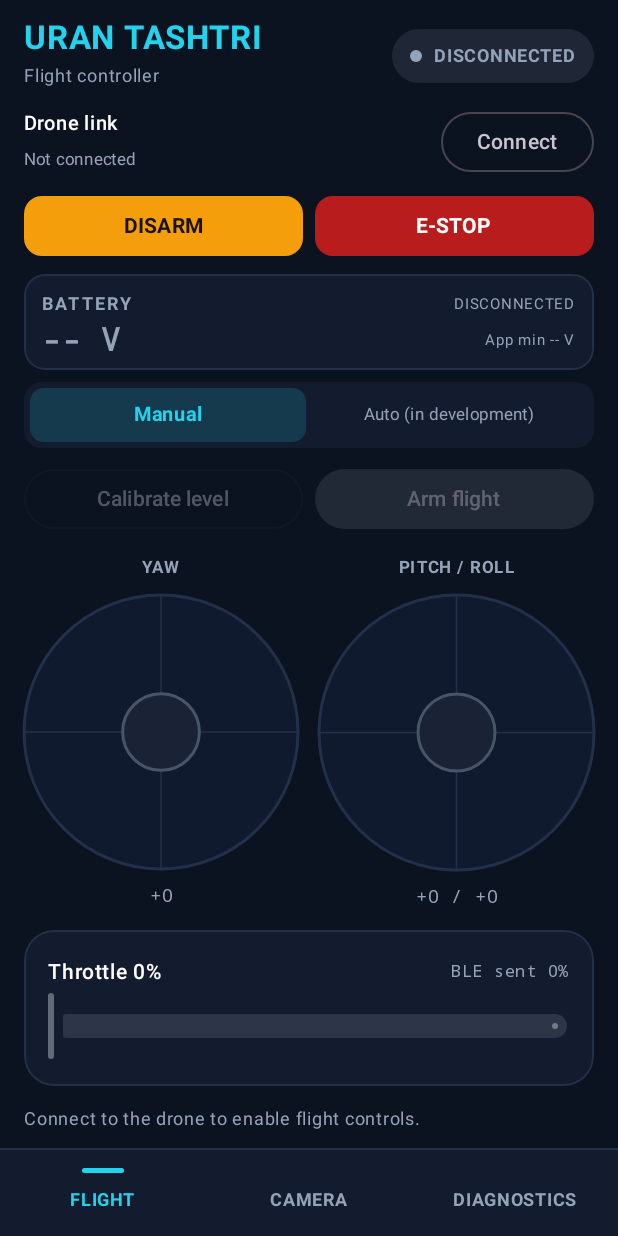
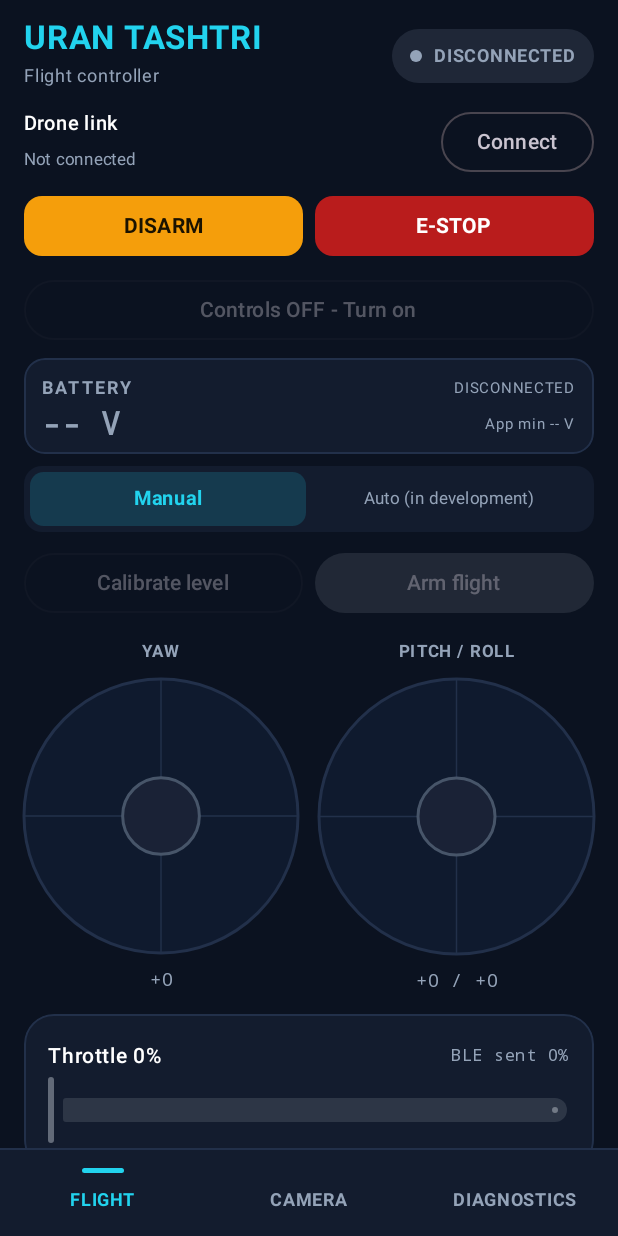
Before and after one commit to hammad-muddassir/UranTashtari, an Android app built with Jetpack Compose: the screen it shows after launch (MainActivity), on a phone screen of 412 x 824 dp. Run offline under Robolectric (Android 15) with nearby library versions, the phone set to English and light mode, and no system bars.

Commit message:
Update control logic for flight preparation and button states

```diff
--- a/app/src/main/java/com/uran/tashtari/ui/ControlScreen.kt
+++ b/app/src/main/java/com/uran/tashtari/ui/ControlScreen.kt
@@ -34,7 +34,7 @@ fun ControlScreen(
     val connected = link.status == LinkStatus.READY
     val manual = connected && state.flightTestSelected
     val armed = manual && state.flightArmed && !state.stopped
-    val canPrepare = manual && !state.stopped && !armed && !state.flightArmPending
+    val canPrepare = connected && !state.stopped && !armed && !state.flightArmPending
     val accent = MaterialTheme.colorScheme.primary
 
     val flightStatus = when {
@@ -116,6 +116,12 @@ fun ControlScreen(
             ) { Text("E-STOP", fontWeight = FontWeight.Bold) }
         }
 
+        OutlinedButton(
+            modifier = Modifier.fillMaxWidth(),
+            enabled = manual || (connected && !state.stopped),
+            onClick = { if (manual) state.disarm() else state.enableControls() }
+        ) { Text(if (manual) "Controls ON - Turn off" else "Controls OFF - Turn on") }
+
         FlightBatteryStrip(state, connected)
 
         Column(
@@ -155,7 +161,7 @@ fun ControlScreen(
                 Button(
                     modifier = Modifier.weight(1f),
                     contentPadding = PaddingValues(horizontal = 4.dp),
-                    enabled = if (state.stopped) connected else canPrepare && state.liveStatus == "READY",
+                    enabled = if (state.stopped) connected else canPrepare && manual && state.liveStatus == "READY",
                     onClick = {
                         if (state.stopped) state.resetUi() else state.armFlight()
                     }
@@ -222,7 +228,8 @@ fun ControlScreen(
                     state.liveStatus == "READY" -> "Keep throttle at zero and release both sticks before arming."
                     state.liveStatus == "CFG" -> "Verify the aircraft configuration on the FLIGHT ESP32."
                     state.liveStatus == "FAULT" -> "Flight stopped. Check Diagnostics for the fault."
-                    else -> "Keep the frame level and check the physical key and Flight status."
+                    !manual -> "Turn controls on, then use Arm flight when ready."
+                    else -> "Keep the frame level and check Flight status."
                 },
                 color = if (state.stopped || state.liveStatus == "FAULT") Danger else Muted,
                 fontSize = 12.sp
```
